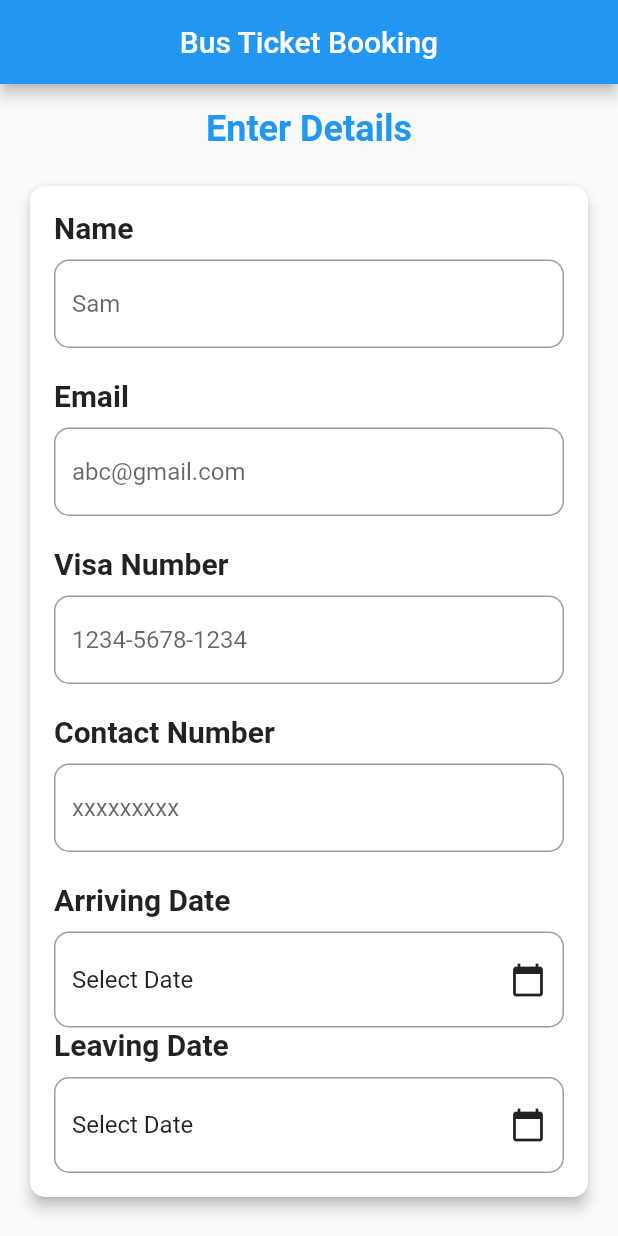
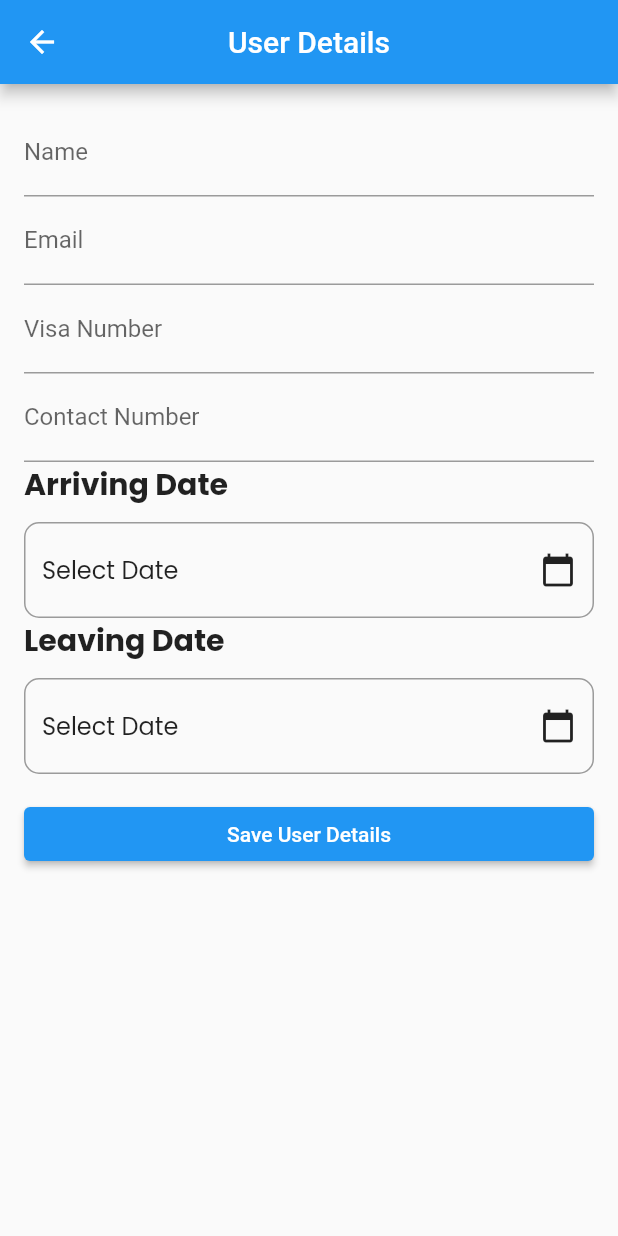
Before and after one commit to Gehansat/nextpassMOBILE---Bus-Ticketing-app, a Flutter app: the screen it shows after launch, after a tap on "Foreigner Passenger", on a phone screen of 412 x 824 dp. Run offline on Flutter 3.47's test engine with Material 2 defaults, Android fonts, the phone set to English and light mode, and no system bars; our stand-ins replace cloud_firestore, firebase_core; accounts and stored records are empty.

Commit message:
Create Successful.

```diff
--- a/lib/models/userdetails.dart
+++ b/lib/models/userdetails.dart
@@ -1,40 +1,61 @@
-import 'dart:convert';
+// import 'dart:convert';
 
-UserDetails articlesFromJson(String str) => UserDetails.fromJson(json.decode(str));
+// UserDetails articlesFromJson(String str) => UserDetails.fromJson(json.decode(str));
 
-String articlesToJson(UserDetails data) => json.encode(data.toJson());
+// String articlesToJson(UserDetails data) => json.encode(data.toJson());
+
+// class UserDetails {
+//   UserDetails({
+//     required this.arrivingdate,
+//     required this.leavingdate,
+//     required this.name,
+//     required this.email,
+//     required this.visano,
+//     required this.contactno,
+//   });
+//     String arrivingdate;
+//   String leavingdate;
+//   String name;
+//   String email;
+//   String visano;
+//   String contactno;
+
+//   factory UserDetails.fromJson(Map<String, dynamic> json) => UserDetails(
+//         arrivingdate: json["arrivingdate"] ?? "",
+//         leavingdate: json["leavingdate"] ?? "",
+//         name: json["name"] ?? "",
+//         email: json["email"] ?? "",
+//         visano: json["visano"] ?? "",
+//         contactno: json["contactno"] ?? "",
+//       );
+
+//   Map<String, dynamic> toJson() => {
+//         "arrivingdate": arrivingdate,
+//         "leavingdate": leavingdate,
+//         "name": name,
+//         "email": email,
+//         "visano": visano,
+//         "contactno": contactno,
+//       };
+// }
+
+
+import 'package:flutter/material.dart';
 
 class UserDetails {
+  final String name;
+  final String email;
+  final String visano;
+  final String contactno;
+  final DateTime arrivingDate;
+  final DateTime leavingDate;
+
   UserDetails({
-    required this.arrivingdate,
-    required this.leavingdate,
     required this.name,
     required this.email,
     required this.visano,
     required this.contactno,
+    required this.arrivingDate,
+    required this.leavingDate,
   });
-    String arrivingdate;
-  String leavingdate;
-  String name;
-  String email;
-  String visano;
-  String contactno;
-
-  factory UserDetails.fromJson(Map<String, dynamic> json) => UserDetails(
-        arrivingdate: json["arrivingdate"] ?? "",
-        leavingdate: json["leavingdate"] ?? "",
-        name: json["name"] ?? "",
-        email: json["email"] ?? "",
-        visano: json["visano"] ?? "",
-        contactno: json["contactno"] ?? "",
-      );
-
-  Map<String, dynamic> toJson() => {
-        "arrivingdate": arrivingdate,
-        "leavingdate": leavingdate,
-        "name": name,
-        "email": email,
-        "visano": visano,
-        "contactno": contactno,
-      };
 }
--- a/lib/pages/Detailspage.dart
+++ b/lib/pages/Detailspage.dart
@@ -1,15 +1,34 @@
+import 'package:flutter/cupertino.dart';
 import 'package:flutter/material.dart';
-import 'package:nextpass/pages/LoginOption.dart';
+import 'package:cloud_firestore/cloud_firestore.dart';
 import 'package:nextpass/pages/Passtype.dart';
 
-class Detailspage extends StatelessWidget {
-  @override
-  Widget build(BuildContext context) {
-    return MaterialApp(
-      debugShowCheckedModeBanner: false,
-      title: "Bus Ticket Booking",
-      home: DetailsPage(),
-    );
+class UserDetails {
+  String name;
+  String email;
+  String visaNumber;
+  String contactNumber;
+  DateTime? arrivingDate;
+  DateTime? leavingDate;
+
+  UserDetails({
+    required this.name,
+    required this.email,
+    required this.visaNumber,
+    required this.contactNumber,
+    this.arrivingDate,
+    this.leavingDate,
+  });
+
+  Map<String, dynamic> toMap() {
+    return {
+      'name': name,
+      'email': email,
+      'visaNumber': visaNumber,
+      'contactNumber': contactNumber,
+      'arrivingDate': arrivingDate,
+      'leavingDate': leavingDate,
+    };
   }
 }
 
@@ -19,6 +38,11 @@
 }
 
 class _DetailsPageState extends State<DetailsPage> {
+  final GlobalKey<FormState> _formKey = GlobalKey<FormState>();
+  final TextEditingController nameController = TextEditingController();
+  final TextEditingController emailController = TextEditingController();
+  final TextEditingController visaNumberController = TextEditingController();
+  final TextEditingController contactNumberController = TextEditingController();
   DateTime? arrivingDate;
   DateTime? leavingDate;
 
@@ -26,124 +50,114 @@
   Widget build(BuildContext context) {
     return Scaffold(
       appBar: AppBar(
-        title: Text("Bus Ticket Booking"),
+        title: Text("User Details"),
         centerTitle: true,
         backgroundColor: Colors.blue,
       ),
-      body: SingleChildScrollView(
-        child: Padding(
-          padding: const EdgeInsets.all(16.0),
-          child: Column(
-            crossAxisAlignment: CrossAxisAlignment.stretch,
+      body: Form(
+        key: _formKey,
+        child: ListView(
+          padding: EdgeInsets.all(16.0),
           children: [
-              Text(
-                "Enter Details",
-                style: TextStyle(
-                  fontWeight: FontWeight.bold,
-                  fontSize: 24,
-                  color: Colors.blue,
+            TextFormField(
+              controller: nameController,
+              decoration: InputDecoration(labelText: 'Name'),
+              validator: (value) {
+                if (value == null || value.isEmpty) {
+                  return 'Please enter a name';
+                }
+                return null;
+              },
             ),
-                textAlign: TextAlign.center,
+            TextFormField(
+              controller: emailController,
+              decoration: InputDecoration(labelText: 'Email'),
+              validator: (value) {
+                if (value == null || value.isEmpty) {
+                  return 'Please enter an email';
+                }
+                return null;
+              },
             ),
-              SizedBox(height: 20),
-              Card(
-                elevation: 4,
-                shape: RoundedRectangleBorder(
-                  borderRadius: BorderRadius.circular(10),
+            TextFormField(
+              controller: visaNumberController,
+              decoration: InputDecoration(labelText: 'Visa Number'),
+              validator: (value) {
+                if (value == null || value.isEmpty) {
+                  return 'Please enter a visa number';
+                }
+                return null;
+              },
             ),
-                child: Padding(
-                  padding: const EdgeInsets.all(16.0),
-                  child: Column(
-                    children: [
-                      buildTextField("Name", "Sam"),
-                      buildTextField("Email", "abc@gmail.com"),
-                      buildTextField("Visa Number", "1234-5678-1234"),
-                      buildTextField("Contact Number", "xxxxxxxxx"),
-                      buildDateInput("Arriving Date", arrivingDate, (date) {
+            TextFormField(
+              controller: contactNumberController,
+              decoration: InputDecoration(labelText: 'Contact Number'),
+              validator: (value) {
+                if (value == null || value.isEmpty) {
+                  return 'Please enter a contact number';
+                }
+                return null;
+              },
+            ),
+            buildDateInput(
+              "Arriving Date",
+              arrivingDate,
+              (date) {
                 setState(() {
                   arrivingDate = date;
                 });
-                      }),
-                      buildDateInput("Leaving Date", leavingDate, (date) {
+              },
+            ),
+            buildDateInput(
+              "Leaving Date",
+              leavingDate,
+              (date) {
                 setState(() {
                   leavingDate = date;
                 });
-                      }),
-                    ],
+              },
             ),
-                ),
-              ),
-              SizedBox(height: 30),
-              Row(
-                mainAxisAlignment: MainAxisAlignment.spaceBetween,
-                children: [
+            SizedBox(height: 16.0),
             ElevatedButton(
-  onPressed: () {
-    Navigator.push(
-      context,
-      MaterialPageRoute(
-        builder: (context) => Loginoption(),
-      ),
+              onPressed: () async {
+                if (_formKey.currentState!.validate()) {
+                  await addUserDetailsToFirebase();
+                Navigator.of(context).push(
+                  CupertinoPageRoute(builder: (ctx) => Passtype()),
                 );
+                }
               },
-  child: Text("Back"),
-),
-                  GestureDetector(
-                    onTap: () {
-                      Navigator.of(context).push(
-                        MaterialPageRoute(builder: (ctx) => Passtype()),
-                      );
-                    },
-                    child: ElevatedButton(
-                      onPressed:
-                          null, // Set to null to make the button disabled until tapped
-                      child: Text("Next"),
-                    ),
-                  )
-                ],
+
+              child: Text('Save User Details'),
             ),
           ],
-          ),
         ),
       ),
     );
   }
 
-  Widget buildTextField(String label, String hintText) {
-    return Column(
-      crossAxisAlignment: CrossAxisAlignment.start,
-      children: [
-        Text(
-          label,
-          style: TextStyle(fontSize: 20, fontWeight: FontWeight.bold),
-        ),
-        SizedBox(height: 10),
-        TextFormField(
-          decoration: InputDecoration(
-            hintText: hintText,
-            border: OutlineInputBorder(
-              borderRadius: BorderRadius.circular(10),
-              borderSide: BorderSide(color: Colors.black),
-            ),
-          ),
-        ),
-        SizedBox(height: 20),
-      ],
+  Future<void> addUserDetailsToFirebase() async {
+    final userDetailsCollection = FirebaseFirestore.instance.collection('userDetails');
+    final userDetails = UserDetails(
+      name: nameController.text,
+      email: emailController.text,
+      visaNumber: visaNumberController.text,
+      contactNumber: contactNumberController.text,
+      arrivingDate: arrivingDate,
+      leavingDate: leavingDate,
     );
-  }
 
-  Widget buildButton(String text, {VoidCallback? onPressed}) {
-    return ElevatedButton(
-      onPressed: onPressed,
-      child: Text(text),
-      style: ElevatedButton.styleFrom(
-        primary: Colors.blue, // Button color
+    await userDetailsCollection.add(userDetails.toMap());
+
+    // Show a success message
+    ScaffoldMessenger.of(context).showSnackBar(
+      SnackBar(
+        content: Text('User details saved successfully'),
       ),
     );
   }
 
-  Widget buildDateInput(
-      String label, DateTime? date, Function(DateTime) onChanged) {
+  Widget buildDateInput(String label, DateTime? date, Function(DateTime) onChanged) {
     return Column(
       crossAxisAlignment: CrossAxisAlignment.start,
       children: [
--- a/lib/pages/LoginOption.dart
+++ b/lib/pages/LoginOption.dart
@@ -50,7 +50,7 @@
               ),
               onPressed: () {
                 Navigator.of(context).push(
-                  CupertinoPageRoute(builder: (ctx) => Detailspage()),
+                  CupertinoPageRoute(builder: (ctx) => DetailsPage()),
                 );
               },
               child: const Text('Foreigner Passenger'),
--- a/lib/pages/Passtype.dart
+++ b/lib/pages/Passtype.dart
@@ -81,7 +81,7 @@
     Navigator.push(
       context,
       MaterialPageRoute(
-        builder: (context) => Detailspage(),
+        builder: (context) => DetailsPage(),
       ),
     );
   },
--- a/pubspec.yaml
+++ b/pubspec.yaml
@@ -31,6 +31,7 @@
   flutter:
     sdk: flutter
   firebase_core: ^2.17.0
+  firebase_auth: ^4.10.0
   cloud_firestore: ^4.9.3
 
   # The following adds the Cupertino Icons font to your application.
```
Also changed, not shown: pubspec.lock, 3 other files. Lines whose indentation alone changed are shown as unchanged.
